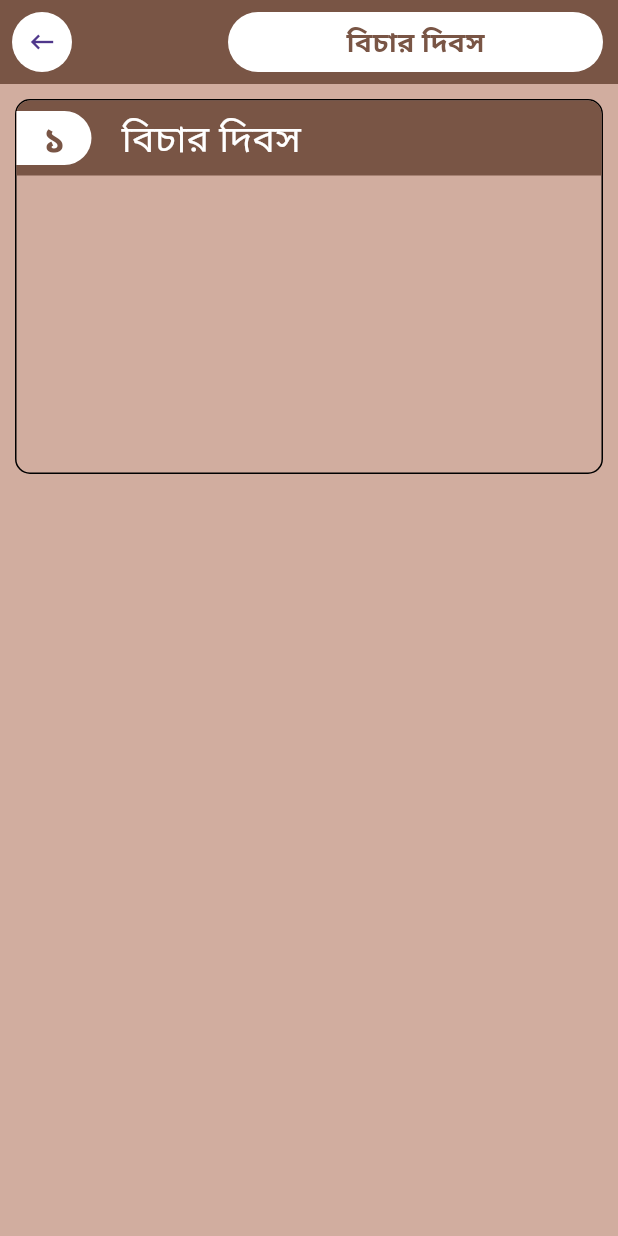
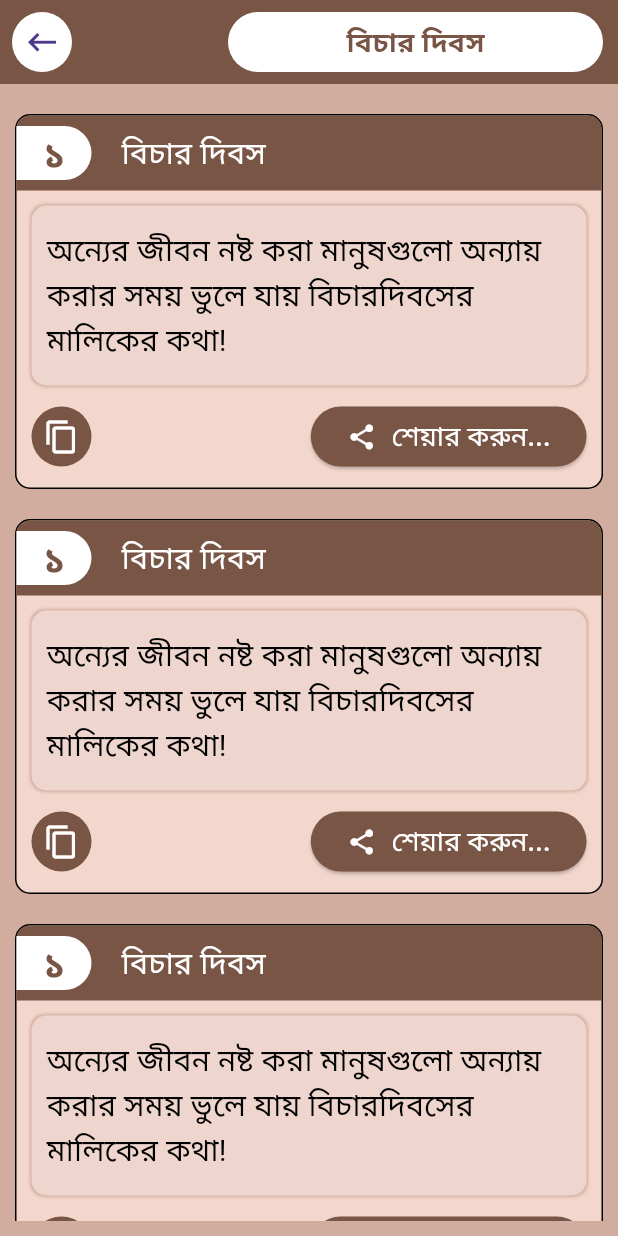
Before and after one commit to masud1680/note_app, a Flutter app: the screen it shows after launch, on a phone screen of 412 x 824 dp. Run offline on Flutter 3.47's test engine with Material 3 defaults, Android fonts, the phone set to English and light mode, and no system bars; our stand-ins replace curved_labeled_navigation_bar, persistent_bottom_nav_bar_v2.

Commit message:
build a fully post screen

```diff
--- a/lib/view/note/note_screen.dart
+++ b/lib/view/note/note_screen.dart
@@ -19,10 +19,7 @@ class _NoteScreenState extends State<NoteScreen> {
           child: CircleAvatar(
             backgroundColor: Colors.white,
 
-            child: Icon(
-                Icons.keyboard_backspace_outlined,
-              size: 20,
-            ),
+            child: Icon(Icons.keyboard_backspace_outlined, size: 25),
           ),
         ),
         actions: [
@@ -40,19 +37,26 @@ class _NoteScreenState extends State<NoteScreen> {
                 style: TextStyle(
                   color: Color(0xFF795545),
                   fontSize: 18,
-                  fontWeight: FontWeight.w600
+                  fontWeight: FontWeight.w600,
                 ),
               ),
             ),
-          )
+          ),
         ],
       ),
 
       body: Padding(
         padding: EdgeInsets.symmetric(horizontal: 10, vertical: 10),
 
-        child: Container(
+        child: ListView.builder(
+          scrollDirection: Axis.vertical,
+          shrinkWrap: true,
+          itemCount: 10,
+          itemBuilder: (context, index) {
+          return Container(
+            margin: EdgeInsets.symmetric(vertical: 10),
             decoration: BoxDecoration(
+              color: Color(0xFFF3D7CC),
               borderRadius: BorderRadius.circular(10),
               border: Border.all(color: Colors.black),
             ),
@@ -61,13 +65,14 @@ class _NoteScreenState extends State<NoteScreen> {
             height: 250,
             child: Column(
               children: [
+                // card top bar
                 Container(
                   decoration: BoxDecoration(
                     color: Color(0xFF795545),
                     borderRadius: BorderRadiusDirectional.only(
                       topStart: Radius.circular(9),
-                    topEnd: Radius.circular(9)
-                  )
+                      topEnd: Radius.circular(9),
+                    ),
                   ),
                   height: 50,
                   width: double.infinity,
@@ -80,8 +85,8 @@ class _NoteScreenState extends State<NoteScreen> {
                           color: Colors.white,
                           borderRadius: BorderRadiusGeometry.directional(
                             topEnd: Radius.circular(20),
-                          bottomEnd: Radius.circular(20)
-                        )
+                            bottomEnd: Radius.circular(20),
+                          ),
                         ),
                         width: 50,
                         height: 36,
@@ -91,7 +96,7 @@ class _NoteScreenState extends State<NoteScreen> {
                             style: TextStyle(
                               color: Color(0xFF795545),
                               fontWeight: FontWeight.w600,
-                            fontSize: 25
+                              fontSize: 25,
                             ),
                           ),
                         ),
@@ -101,17 +106,91 @@ class _NoteScreenState extends State<NoteScreen> {
                         "বিচার দিবস",
                         style: TextStyle(
                           color: Colors.white,
-                          fontSize: 25,
-                          fontWeight: FontWeight.w500
+                          fontSize: 20,
+                          fontWeight: FontWeight.w500,
                         ),
                       ),
                     ],
                   ),
-              )
+                ),
+
+                // card body
+                Container(
+                  margin: EdgeInsets.symmetric(horizontal: 10, vertical: 10),
+                  padding: EdgeInsets.symmetric(horizontal: 10),
+                  decoration: BoxDecoration(
+                    color: Color(0xFFEED5CE),
+                    borderRadius: BorderRadius.circular(10),
+                    boxShadow: [
+                      BoxShadow(
+                        color: Color(0xFFD1AD9F),
+                        blurRadius: 1,
+                        spreadRadius: 1,
+                      ),
+                    ],
+                  ),
+                  height: 120,
+                  width: double.infinity,
+                  child: Center(
+                    child: Text(
+                      "অন্যের জীবন নষ্ট করা মানুষগুলো অন্যায় করার সময় ভুলে যায় বিচারদিবসের মালিকের কথা!",
+                      maxLines: 4,
+                      overflow: TextOverflow.ellipsis,
+                      style: TextStyle(
+                        color: Colors.black,
+                        fontSize: 20,
+                        fontWeight: FontWeight.w400,
+                      ),
+                    ),
+                  ),
+                ),
+
+                //bottom buttons
+                Padding(
+                  padding: const EdgeInsets.symmetric(horizontal: 10),
+                  child: Row(
+                    mainAxisAlignment: MainAxisAlignment.spaceBetween,
+                    children: [
+                      //copy button
+                      CircleAvatar(
+                        backgroundColor: Color(0xFF795545),
+                        maxRadius: 20,
+                        child: Center(
+                          child: Icon(Icons.copy, color: Colors.white),
+                        ),
+                      ),
+
+                      // sear button
+                      ElevatedButton(
+                        onPressed: () {},
+                        style: ButtonStyle(
+                          backgroundColor: WidgetStatePropertyAll(
+                            Color(0xFF795545),
+                          ),
+                        ),
+                        child: Row(
+                          spacing: 10,
+                          children: [
+                            Icon(Icons.share, color: Colors.white, size: 20),
+                            Text(
+                              "শেয়ার করুন...",
+                              style: TextStyle(
+                                color: Colors.white,
+                                fontWeight: FontWeight.w500,
+                                fontSize: 18,
+                              ),
+                            ),
                           ],
                         ),
                       ),
-
+                    ],
+                  ),
+                ),
+              ],
+            ),
+          );
+        },
+        )
       ),
     );
   }
```
Lines whose indentation alone changed are shown as unchanged.
